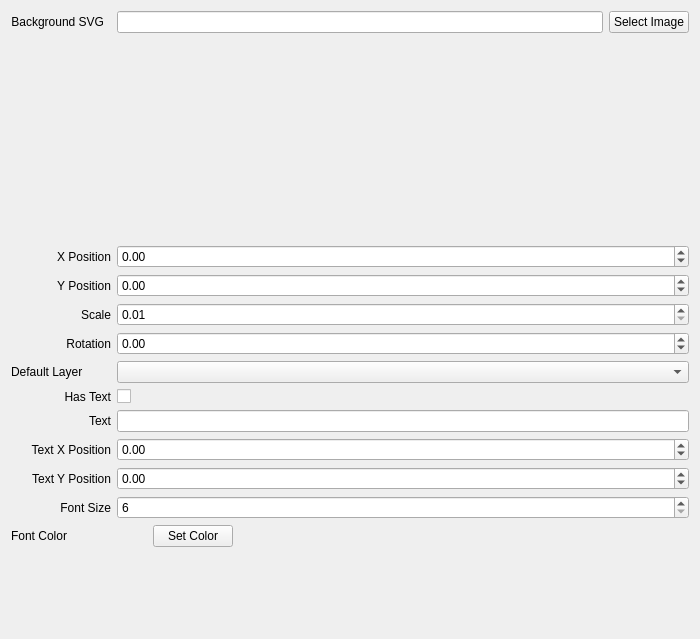
Old version of the form opentoolcontroller/views/DeviceIconEditor.ui in the repository OpenToolController/opentoolcontroller.
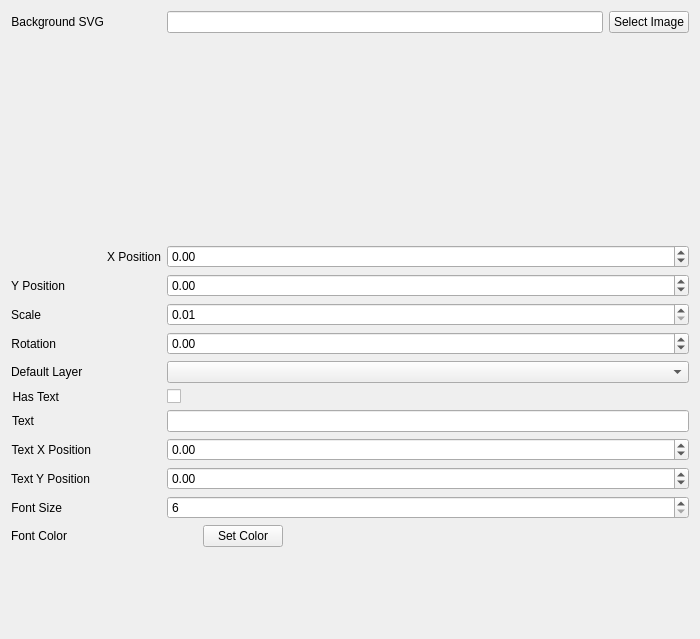
New version of the form. Custom widgets are drawn as their Qt base class.

Diff of the .ui file:
```diff
--- a/opentoolcontroller/views/DeviceIconEditor.ui
+++ b/opentoolcontroller/views/DeviceIconEditor.ui
@@ -111,7 +111,7 @@
       <widget class="QLabel" name="label_4">
        <property name="minimumSize">
         <size>
-         <width>100</width>
+         <width>150</width>
          <height>0</height>
         </size>
        </property>
@@ -137,7 +137,7 @@
       <widget class="QLabel" name="label_5">
        <property name="minimumSize">
         <size>
-         <width>100</width>
+         <width>0</width>
          <height>0</height>
         </size>
        </property>
@@ -163,7 +163,7 @@
       <widget class="QLabel" name="label_6">
        <property name="minimumSize">
         <size>
-         <width>100</width>
+         <width>0</width>
          <height>0</height>
         </size>
        </property>
@@ -189,7 +189,7 @@
       <widget class="QLabel" name="label_7">
        <property name="minimumSize">
         <size>
-         <width>100</width>
+         <width>0</width>
          <height>0</height>
         </size>
        </property>
@@ -215,7 +215,7 @@
       <widget class="QLabel" name="label_11">
        <property name="minimumSize">
         <size>
-         <width>100</width>
+         <width>0</width>
          <height>0</height>
         </size>
        </property>
@@ -238,7 +238,7 @@
       <widget class="QLabel" name="label_8">
        <property name="minimumSize">
         <size>
-         <width>100</width>
+         <width>0</width>
          <height>0</height>
         </size>
        </property>
@@ -264,7 +264,7 @@
       <widget class="QLabel" name="label_9">
        <property name="minimumSize">
         <size>
-         <width>100</width>
+         <width>0</width>
          <height>0</height>
         </size>
        </property>
@@ -290,7 +290,7 @@
       <widget class="QLabel" name="label_10">
        <property name="minimumSize">
         <size>
-         <width>100</width>
+         <width>0</width>
          <height>0</height>
         </size>
        </property>
@@ -316,7 +316,7 @@
       <widget class="QLabel" name="label_2">
        <property name="minimumSize">
         <size>
-         <width>100</width>
+         <width>0</width>
          <height>0</height>
         </size>
        </property>
```
Left out of the diff: 2 changed lines with no effect on the pictures.
